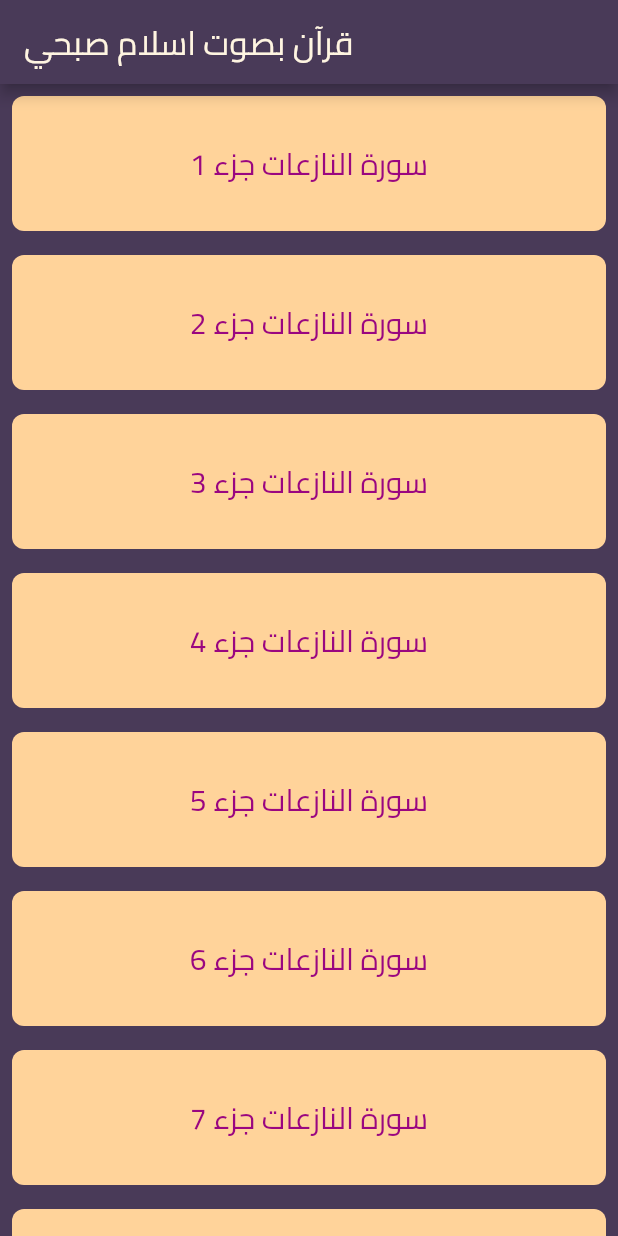
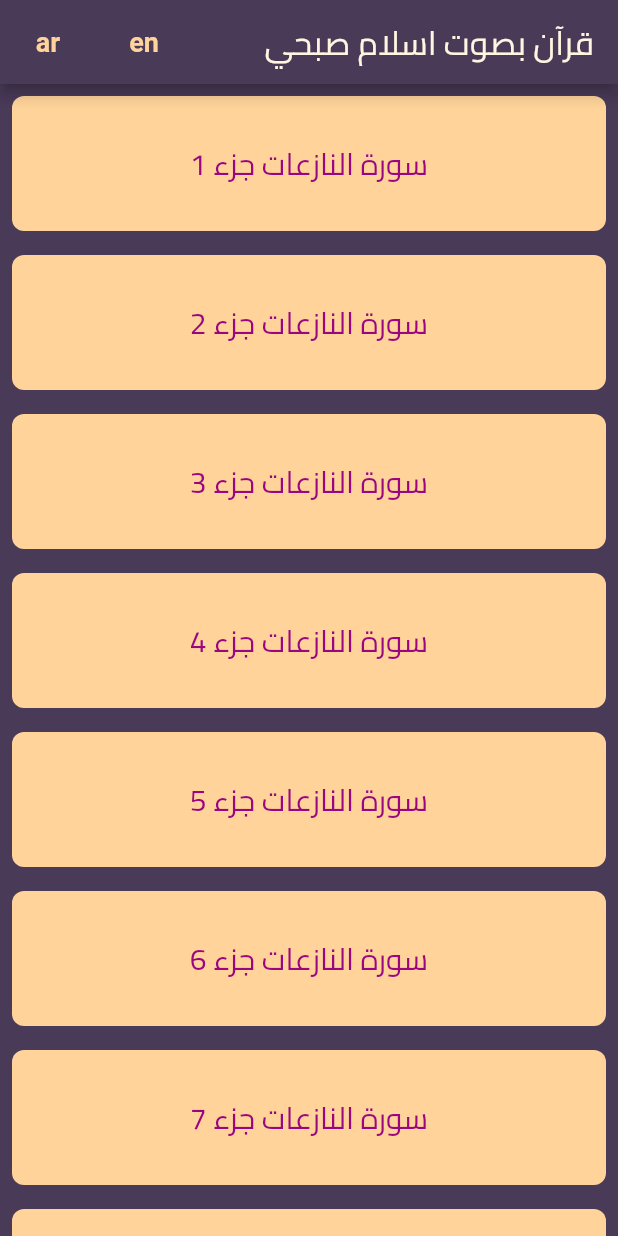
Before and after one commit to aliaaosama23/flutter_audio, a Flutter app: the screen it shows after launch, on a phone screen of 412 x 824 dp. Run offline on Flutter 3.47's test engine with Material 2 defaults, Android fonts, the phone set to English and light mode, and no system bars; our stand-ins replace audioplayers, easy_localization.

Commit message:
add arabic language

```diff
--- /dev/null
+++ b/assets/translations/ar.json
@@ -0,0 +1,4 @@
+{
+  "Home": "قرآن بصوت اسلام صبحي",
+  "SOURA_NAZAAT_JOSA": "سورة النازعات جزء"
+}
--- /dev/null
+++ b/assets/translations/en.json
@@ -0,0 +1,4 @@
+{
+  "Home":"Quraan with islam sobhi",
+  "SOURA_NAZAAT_JOSA": "Soura Elnazeaat josa"
+}
--- a/lib/app_widgets/quraa_app.dart
+++ b/lib/app_widgets/quraa_app.dart
@@ -1,13 +1,52 @@
 import 'package:flutter/material.dart';
+import 'package:musical_app/app_utilities/constants.dart';
 import 'package:musical_app/app_widgets/quraan_card.dart';
+import 'package:musical_app/translations/locale_keys.g.dart';
+import 'package:easy_localization/easy_localization.dart';
 
-class QuraanApp extends StatelessWidget {
+class QuraanApp extends StatefulWidget {
   const QuraanApp({Key? key}) : super(key: key);
 
   @override
+  State<QuraanApp> createState() => _QuraanAppState();
+}
+
+class _QuraanAppState extends State<QuraanApp> {
+  @override
   Widget build(BuildContext context) {
+    print(context.locale.toString());
     return Scaffold(
-      appBar: AppBar(title: const Text('قرآن بصوت اسلام صبحي')),
+      appBar: AppBar(
+        title: const Text(LocaleKeys.Home).tr(),
+        actions: [
+          TextButton(
+            onPressed: () {
+              // change lang to en
+              context.setLocale(Locale('en'));
+            },
+            child: const Text(
+              'en',
+              style: TextStyle(
+                color: kCardBackgroundColor,
+                fontSize: 18,
+              ),
+            ),
+          ),
+          TextButton(
+            onPressed: () {
+              // change lang to en
+              context.setLocale(Locale('ar'));
+            },
+            child: const Text(
+              'ar',
+              style: TextStyle(
+                color: kCardBackgroundColor,
+                fontSize: 18,
+              ),
+            ),
+          )
+        ],
+      ),
       body: SafeArea(
         child: ListView.builder(
           itemBuilder: (BuildContext context, int index) {
--- a/lib/app_widgets/quraan_card.dart
+++ b/lib/app_widgets/quraan_card.dart
@@ -1,5 +1,7 @@
 import 'package:flutter/material.dart';
 import 'package:musical_app/app_utilities/constants.dart';
+import 'package:musical_app/translations/locale_keys.g.dart';
+import 'package:easy_localization/easy_localization.dart';
 
 import 'musical_card.dart';
 
@@ -28,7 +30,7 @@ class QuranCard extends StatelessWidget {
         margin: const EdgeInsets.all(8),
         child: Center(
           child: Text(
-            'سورة النازعات جزء $cardNumber',
+            '${LocaleKeys.SOURA_NAZAAT_JOSA.tr()} $cardNumber',
             style: kCardTextStyle,
           ),
         ),
```
Also changed, not shown: lib/main.dart (+19 -1 lines), pubspec.yaml (+2 -40 lines), lib/translations/codegen_loader.g.dart (added), lib/translations/locale_keys.g.dart (added), pubspec.lock, 2 other files.
